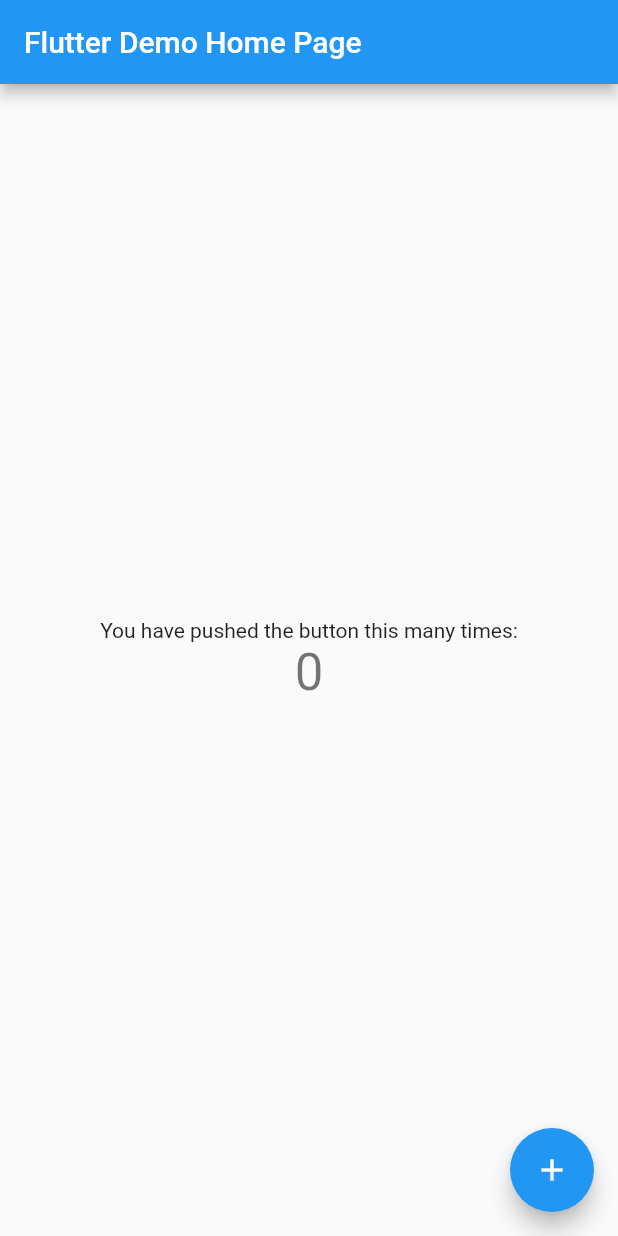
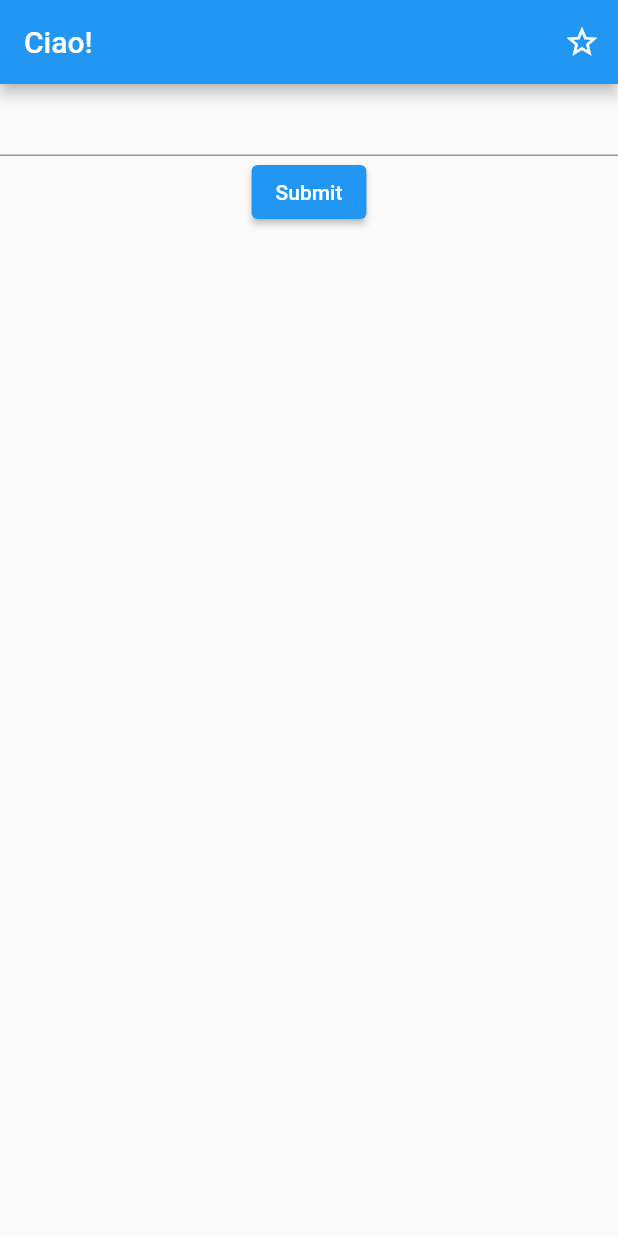
Before and after one commit to fabry-js/fso, a Flutter app: the screen it shows after launch, on a phone screen of 412 x 824 dp. Run offline on Flutter 3.47's test engine with Material 2 defaults, Android fonts, the phone set to English and light mode, and no system bars.

Commit message:
🎊: Basic TextFormField done!

```diff
--- /dev/null
+++ b/lib/form/form.dart
@@ -0,0 +1,42 @@
+import "package:flutter/material.dart";
+
+class CustomForm extends StatefulWidget {
+  @override
+  _CustomFormState createState() => _CustomFormState();
+}
+
+class _CustomFormState extends State<CustomForm> {
+  final _formKey = GlobalKey<FormState>();
+
+  @override
+  Widget build(BuildContext context) {
+    return Form(
+      key: _formKey,
+      child: Column(
+        children: <Widget>[
+          TextFormField(
+            validator: (value) {
+              if (value == null || value.isEmpty) {
+                return "Please enter some text";
+              }
+              return null;
+            },
+          ),
+          ElevatedButton(
+            onPressed: () {
+              if (_formKey.currentState.validate()) {
+                Scaffold.of(context).showSnackBar(SnackBar(
+                  content: Text("Processing data"),
+                ));
+              }
+              Scaffold.of(context).showSnackBar(SnackBar(
+                content: Text(_formKey.toString()),
+              ));
+            },
+            child: Text("Submit"),
+          )
+        ],
+      ),
+    );
+  }
+}
--- a/lib/main.dart
+++ b/lib/main.dart
@@ -1,4 +1,5 @@
 import 'package:flutter/material.dart';
+import 'form/form.dart';
 
 void main() {
   runApp(MyApp());
@@ -9,109 +10,29 @@ class MyApp extends StatelessWidget {
   @override
   Widget build(BuildContext context) {
     return MaterialApp(
-      title: 'Flutter Demo',
-      theme: ThemeData(
-        // This is the theme of your application.
-        //
-        // Try running your application with "flutter run". You'll see the
-        // application has a blue toolbar. Then, without quitting the app, try
-        // changing the primarySwatch below to Colors.green and then invoke
-        // "hot reload" (press "r" in the console where you ran "flutter run",
-        // or simply save your changes to "hot reload" in a Flutter IDE).
-        // Notice that the counter didn't reset back to zero; the application
-        // is not restarted.
-        primarySwatch: Colors.blue,
-        // This makes the visual density adapt to the platform that you run
-        // the app on. For desktop platforms, the controls will be smaller and
-        // closer together (more dense) than on mobile platforms.
-        visualDensity: VisualDensity.adaptivePlatformDensity,
+        title: 'Flutter Demo',
+        theme: ThemeData(
+          primarySwatch: Colors.blue,
+          visualDensity: VisualDensity.adaptivePlatformDensity,
+        ),
+        home: HomeForm());
+  }
+}
+
+class HomeForm extends StatelessWidget {
+  @override
+  Widget build(BuildContext context) {
+    return Scaffold(
+      body: CustomForm(),
+      appBar: AppBar(
+        title: Text("Ciao!"),
+        actions: [
+          IconButton(
+            icon: Icon(Icons.star_border_sharp),
+            onPressed: () => print("Ciao!"),
+          )
+        ],
       ),
-      home: MyHomePage(title: 'Flutter Demo Home Page'),
     );
   }
 }
-
-class MyHomePage extends StatefulWidget {
-  MyHomePage({Key key, this.title}) : super(key: key);
-
-  // This widget is the home page of your application. It is stateful, meaning
-  // that it has a State object (defined below) that contains fields that affect
-  // how it looks.
-
-  // This class is the configuration for the state. It holds the values (in this
-  // case the title) provided by the parent (in this case the App widget) and
-  // used by the build method of the State. Fields in a Widget subclass are
-  // always marked "final".
-
-  final String title;
-
-  @override
-  _MyHomePageState createState() => _MyHomePageState();
-}
-
-class _MyHomePageState extends State<MyHomePage> {
-  int _counter = 0;
-
-  void _incrementCounter() {
-    setState(() {
-      // This call to setState tells the Flutter framework that something has
-      // changed in this State, which causes it to rerun the build method below
-      // so that the display can reflect the updated values. If we changed
-      // _counter without calling setState(), then the build method would not be
-      // called again, and so nothing would appear to happen.
-      _counter++;
-    });
-  }
-
-  @override
-  Widget build(BuildContext context) {
-    // This method is rerun every time setState is called, for instance as done
-    // by the _incrementCounter method above.
-    //
-    // The Flutter framework has been optimized to make rerunning build methods
-    // fast, so that you can just rebuild anything that needs updating rather
-    // than having to individually change instances of widgets.
-    return Scaffold(
-      appBar: AppBar(
-        // Here we take the value from the MyHomePage object that was created by
-        // the App.build method, and use it to set our appbar title.
-        title: Text(widget.title),
-      ),
-      body: Center(
-        // Center is a layout widget. It takes a single child and positions it
-        // in the middle of the parent.
-        child: Column(
-          // Column is also a layout widget. It takes a list of children and
-          // arranges them vertically. By default, it sizes itself to fit its
-          // children horizontally, and tries to be as tall as its parent.
-          //
-          // Invoke "debug painting" (press "p" in the console, choose the
-          // "Toggle Debug Paint" action from the Flutter Inspector in Android
-          // Studio, or the "Toggle Debug Paint" command in Visual Studio Code)
-          // to see the wireframe for each widget.
-          //
-          // Column has various properties to control how it sizes itself and
-          // how it positions its children. Here we use mainAxisAlignment to
-          // center the children vertically; the main axis here is the vertical
-          // axis because Columns are vertical (the cross axis would be
-          // horizontal).
-          mainAxisAlignment: MainAxisAlignment.center,
-          children: <Widget>[
-            Text(
-              'You have pushed the button this many times:',
-            ),
-            Text(
-              '$_counter',
-              style: Theme.of(context).textTheme.headline4,
-            ),
-          ],
-        ),
-      ),
-      floatingActionButton: FloatingActionButton(
-        onPressed: _incrementCounter,
-        tooltip: 'Increment',
-        child: Icon(Icons.add),
-      ), // This trailing comma makes auto-formatting nicer for build methods.
-    );
-  }
-}
--- a/pubspec.yaml
+++ b/pubspec.yaml
@@ -18,7 +18,7 @@ publish_to: 'none' # Remove this line if you wish to publish to pub.dev
 version: 1.0.0+1
 
 environment:
-  sdk: ">=2.7.0 <3.0.0"
+  sdk: ">=2.10.0 <3.0.0"
 
 dependencies:
   flutter:
```
Also changed, not shown: pubspec.lock, 1 other file.
